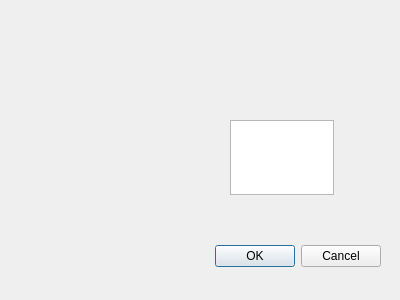
First picture: the form in ufot/roi.ui, repository tomography/tomopy-gui, before the edit.
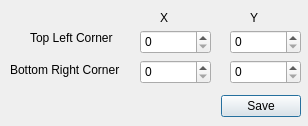
Second picture: the form after the edit.

```diff
--- a/ufot/roi.ui
+++ b/ufot/roi.ui
@@ -6,37 +6,128 @@
    <rect>
     <x>0</x>
     <y>0</y>
-    <width>400</width>
-    <height>300</height>
+    <width>308</width>
+    <height>126</height>
    </rect>
   </property>
   <property name="windowTitle">
    <string>Dialog</string>
   </property>
-  <widget class="QDialogButtonBox" name="buttonBox">
+  <widget class="QSpinBox" name="roi_top_x">
    <property name="geometry">
     <rect>
-     <x>40</x>
-     <y>240</y>
-     <width>341</width>
+     <x>140</x>
+     <y>30</y>
+     <width>71</width>
+     <height>24</height>
+    </rect>
+   </property>
+   <property name="maximum">
+    <number>4096</number>
+   </property>
+  </widget>
+  <widget class="QSpinBox" name="roi_top_y">
+   <property name="geometry">
+    <rect>
+     <x>230</x>
+     <y>30</y>
+     <width>71</width>
+     <height>24</height>
+    </rect>
+   </property>
+   <property name="maximum">
+    <number>4096</number>
+   </property>
+  </widget>
+  <widget class="QSpinBox" name="roi_bottom_x">
+   <property name="geometry">
+    <rect>
+     <x>140</x>
+     <y>60</y>
+     <width>71</width>
+     <height>24</height>
+    </rect>
+   </property>
+   <property name="maximum">
+    <number>4096</number>
+   </property>
+  </widget>
+  <widget class="QSpinBox" name="roi_bottom_y">
+   <property name="geometry">
+    <rect>
+     <x>230</x>
+     <y>60</y>
+     <width>71</width>
+     <height>24</height>
+    </rect>
+   </property>
+   <property name="maximum">
+    <number>4096</number>
+   </property>
+  </widget>
+  <widget class="QLabel" name="roi_top_label">
+   <property name="geometry">
+    <rect>
+     <x>30</x>
+     <y>30</y>
+     <width>101</width>
+     <height>16</height>
+    </rect>
+   </property>
+   <property name="text">
+    <string>Top Left Corner</string>
+   </property>
+  </widget>
+  <widget class="QLabel" name="roi_bottom_label">
+   <property name="geometry">
+    <rect>
+     <x>10</x>
+     <y>60</y>
+     <width>131</width>
+     <height>20</height>
+    </rect>
+   </property>
+   <property name="text">
+    <string>Bottom Right Corner</string>
+   </property>
+  </widget>
+  <widget class="QLabel" name="roi_x_label">
+   <property name="geometry">
+    <rect>
+     <x>160</x>
+     <y>10</y>
+     <width>16</width>
+     <height>16</height>
+    </rect>
+   </property>
+   <property name="text">
+    <string>X</string>
+   </property>
+  </widget>
+  <widget class="QLabel" name="roy_y_label">
+   <property name="geometry">
+    <rect>
+     <x>250</x>
+     <y>10</y>
+     <width>16</width>
+     <height>16</height>
+    </rect>
+   </property>
+   <property name="text">
+    <string>Y</string>
+   </property>
+  </widget>
+  <widget class="QDialogButtonBox" name="roi_ok_button">
+   <property name="geometry">
+    <rect>
+     <x>220</x>
+     <y>90</y>
+     <width>81</width>
      <height>32</height>
     </rect>
    </property>
-   <property name="orientation">
-    <enum>Qt::Horizontal</enum>
-   </property>
    <property name="standardButtons">
-    <set>QDialogButtonBox::Cancel|QDialogButtonBox::Ok</set>
-   </property>
-  </widget>
-  <widget class="QTextEdit" name="roi_input1">
-   <property name="geometry">
-    <rect>
-     <x>230</x>
-     <y>120</y>
-     <width>104</width>
-     <height>75</height>
-    </rect>
+    <set>QDialogButtonBox::Save</set>
    </property>
   </widget>
  </widget>
```
Left out of the diff: 37 changed lines with no effect on the pictures.
